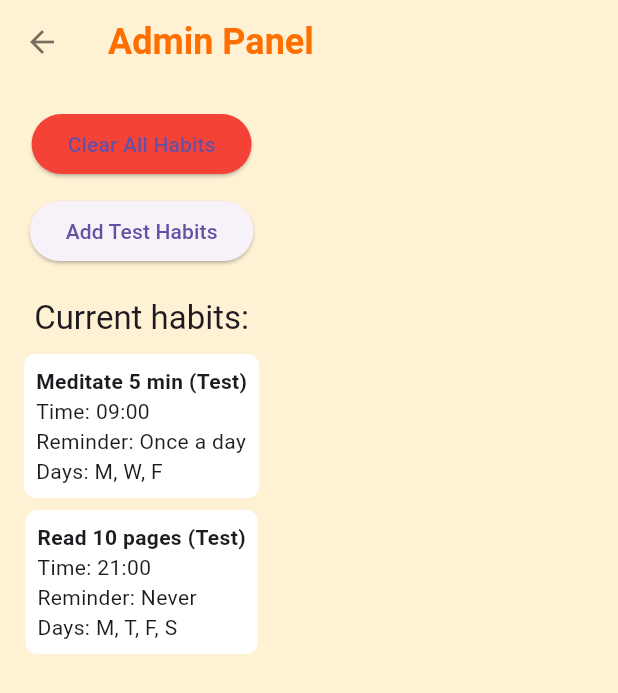
After one commit to kjeegg/STREAKZ, a Flutter app: the AdminPanelScreen screen opened by its route, after a tap on "Add Test Habits", on a phone screen of 412 x 824 dp. The commit adds this screen. Shown: the top 693 px of the screen. Run offline on Flutter 3.47's test engine with Material 3 defaults, Android fonts, the phone set to English and light mode, and no system bars; our stand-ins replace shared_preferences; accounts and stored records are empty.

Commit message:
added admin panel to test

```diff
--- a/lib/main.dart
+++ b/lib/main.dart
@@ -5,7 +5,8 @@ import 'package:shared_preferences/shared_preferences.dart';
 import 'package:habit_tracker_app/screens/add_habit_screen.dart';
 import 'package:habit_tracker_app/screens/edit_habit_screen.dart';
 import 'package:habit_tracker_app/screens/all_habits_screen.dart';
-
+// Добавляем импорт экрана админ-панели
+import 'screens/admin_panel_screen.dart';
 import 'screens/main_screen.dart';
 
 void main() async {
@@ -49,7 +50,8 @@ class MyApp extends StatelessWidget {
         '/addHabit': (ctx) => const AddHabitScreen(),
         '/editHabit': (ctx) => const EditHabitScreen(),
         '/allHabits': (ctx) => const AllHabitsScreen(),
-        // и так далее...
+        // Новый маршрут для админ-панели:
+        '/admin': (context) => const AdminPanelScreen(),
       },
     );
   }
--- /dev/null
+++ b/lib/screens/admin_panel_screen.dart
@@ -0,0 +1,139 @@
+// lib/screens/admin_panel_screen.dart
+
+import 'package:flutter/material.dart';
+import '../services/local_storage_service.dart';
+import '../models/habit_model.dart';
+
+class AdminPanelScreen extends StatefulWidget {
+  const AdminPanelScreen({super.key});
+
+  @override
+  State<AdminPanelScreen> createState() => _AdminPanelScreenState();
+}
+
+class _AdminPanelScreenState extends State<AdminPanelScreen> {
+  final LocalStorageService _storageService = LocalStorageService();
+  List<Habit> _habits = [];
+
+  @override
+  void initState() {
+    super.initState();
+    _loadHabits();
+  }
+
+  Future<void> _loadHabits() async {
+    final habits = await _storageService.loadHabits();
+    setState(() {
+      _habits = habits;
+    });
+  }
+
+  // Очистка всех привычек
+  Future<void> _clearAllHabits() async {
+    await _storageService.saveHabits([]); // Пустой список = удаляем все привычки
+    await _loadHabits();
+  }
+
+  // Добавление тестовых привычек
+  Future<void> _addTestHabits() async {
+    final existingHabits = await _storageService.loadHabits();
+
+    // Пример тестовых привычек
+    final List<Habit> testHabits = [
+      Habit(
+        title: 'Meditate 5 min (Test)',
+        days: [true, false, true, false, true, false, false],
+        time: '09:00',
+        reminder: 'Once a day',
+        colorIndex: 1,
+      ),
+      Habit(
+        title: 'Read 10 pages (Test)',
+        days: [true, true, false, false, true, true, false],
+        time: '21:00',
+        reminder: 'Never',
+        colorIndex: 0,
+      ),
+    ];
+
+    // Просто дополняем список текущих
+    existingHabits.addAll(testHabits);
+    await _storageService.saveHabits(existingHabits);
+    await _loadHabits();
+  }
+
+  @override
+  Widget build(BuildContext context) {
+    return Scaffold(
+      appBar: AppBar(
+        title: const Text('Admin Panel'),
+      ),
+      body: SingleChildScrollView(
+        padding: const EdgeInsets.all(16.0),
+        child: Column(
+          children: [
+            // Кнопка очистки
+            ElevatedButton(
+              style: ElevatedButton.styleFrom(backgroundColor: Colors.red),
+              onPressed: _clearAllHabits,
+              child: const Text('Clear All Habits'),
+            ),
+            const SizedBox(height: 10),
+
+            // Кнопка добавления тестовых привычек
+            ElevatedButton(
+              onPressed: _addTestHabits,
+              child: const Text('Add Test Habits'),
+            ),
+            const SizedBox(height: 20),
+
+            // Отображаем список текущих привычек
+            Text(
+              'Current habits:',
+              style: Theme.of(context).textTheme.titleLarge,
+            ),
+            const SizedBox(height: 10),
+            _habits.isEmpty
+                ? const Text('No habits in storage.')
+                : Column(
+              children: _habits.map((habit) {
+                return Container(
+                  margin: const EdgeInsets.only(bottom: 8),
+                  padding: const EdgeInsets.all(8),
+                  decoration: BoxDecoration(
+                    color: Colors.white,
+                    borderRadius: BorderRadius.circular(8),
+                  ),
+                  child: Column(
+                    crossAxisAlignment: CrossAxisAlignment.start,
+                    children: [
+                      Text(
+                        habit.title,
+                        style: const TextStyle(fontWeight: FontWeight.bold),
+                      ),
+                      Text('Time: ${habit.time}'),
+                      Text('Reminder: ${habit.reminder}'),
+                      Text('Days: ${_formatDays(habit.days)}'),
+                    ],
+                  ),
+                );
+              }).toList(),
+            ),
+          ],
+        ),
+      ),
+    );
+  }
+
+  // Просто переводим [true, false, true, ...] в "M, W, F" и т.д.
+  String _formatDays(List<bool> days) {
+    final dayLabels = ['M', 'T', 'W', 'T', 'F', 'S', 'S'];
+    List<String> selectedDays = [];
+    for (int i = 0; i < days.length; i++) {
+      if (days[i]) {
+        selectedDays.add(dayLabels[i]);
+      }
+    }
+    return selectedDays.isEmpty ? 'No days selected' : selectedDays.join(', ');
+  }
+}
--- a/lib/screens/home_screen.dart
+++ b/lib/screens/home_screen.dart
@@ -92,6 +92,13 @@ class _HomeScreenState extends State<HomeScreen> {
               'Сегодня: $dateStr',
               style: const TextStyle(fontSize: 16, fontWeight: FontWeight.bold),
             ),
+            ElevatedButton(
+              onPressed: () {
+                Navigator.pushNamed(context, '/admin');
+              },
+              child: const Text('Admin Panel'),
+            ),
+
 
             const SizedBox(height: 16),
 
@@ -126,7 +133,9 @@ class _HomeScreenState extends State<HomeScreen> {
                               arguments: habit)
                               .then((_) => _loadData());
                         },
+
                       ),
+
                     ],
                   ),
                 );
```
